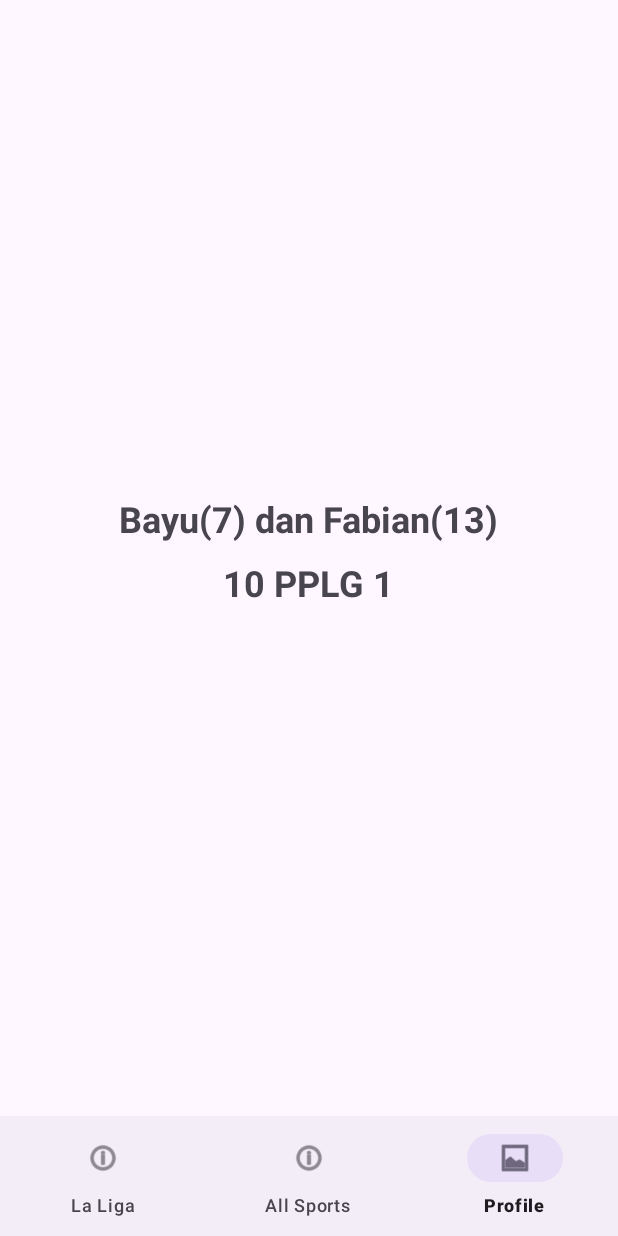
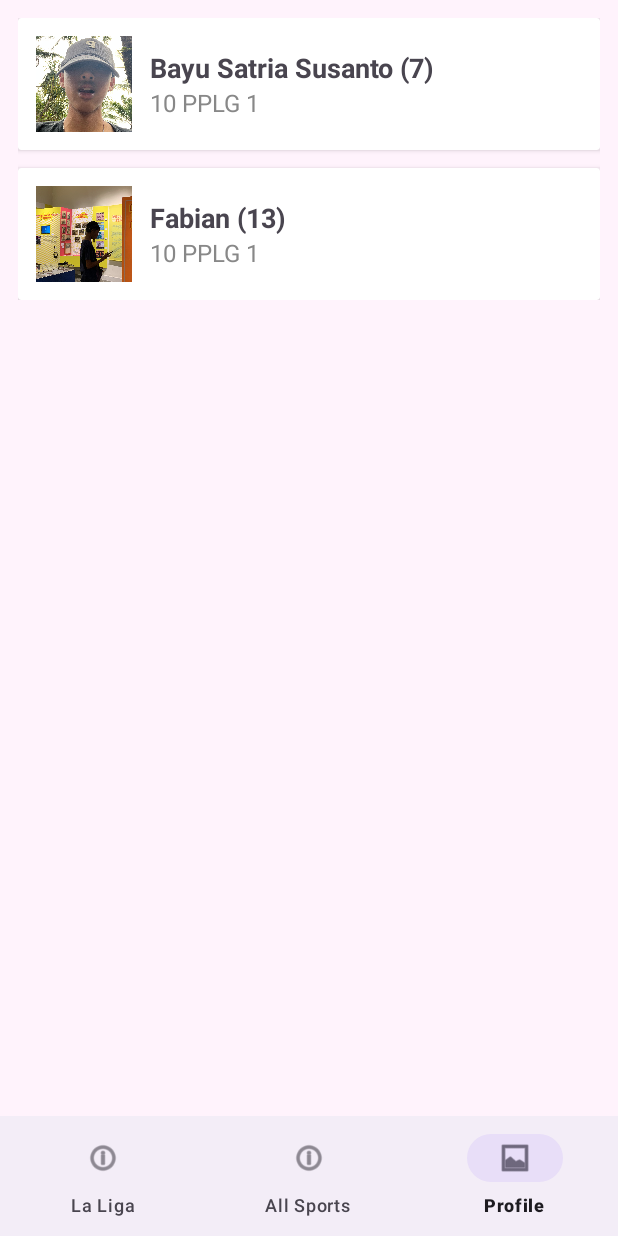
Before and after one commit to vooxza/PAS_Genap_7_13, an Android app: the screen it shows after launch (MainActivity), item 3 of the bottom bar chosen, on a phone screen of 412 x 824 dp. Run offline under Robolectric (Android 15) with nearby library versions, the phone set to English and light mode, and no system bars; 1 statement that could not run was skipped.

Commit message:
PAS_Genap_7_13

```diff
--- a/app/src/main/res/layout/fragment_notifications.xml
+++ b/app/src/main/res/layout/fragment_notifications.xml
@@ -1,24 +1,104 @@
-<!-- res/layout/fragment_home.xml -->
-<LinearLayout xmlns:android="http://schemas.android.com/apk/res/android"
+<ScrollView xmlns:android="http://schemas.android.com/apk/res/android"
     android:layout_width="match_parent"
     android:layout_height="match_parent"
-    android:gravity="center"
+    android:background="#FFF3FC"
+    android:padding="12dp">
+
+    <LinearLayout
+        android:layout_width="match_parent"
+        android:layout_height="wrap_content"
         android:orientation="vertical">
 
+        <!-- Profil 1 -->
+        <androidx.cardview.widget.CardView
+            android:layout_width="match_parent"
+            android:layout_height="wrap_content"
+            android:layout_marginBottom="12dp"
+            android:elevation="4dp"
+            android:radius="12dp">
+
+            <LinearLayout
+                android:layout_width="match_parent"
+                android:layout_height="wrap_content"
+                android:orientation="horizontal"
+                android:padding="12dp"
+                android:gravity="center_vertical">
+
+                <ImageView
+                    android:layout_width="64dp"
+                    android:layout_height="64dp"
+                    android:src="@drawable/topibayu"
+                    android:scaleType="centerCrop"
+                    android:layout_marginEnd="12dp"
+                    android:background="@android:color/darker_gray"
+                    android:contentDescription="Foto Bayu" />
+
+                <LinearLayout
+                    android:layout_width="wrap_content"
+                    android:layout_height="wrap_content"
+                    android:orientation="vertical">
 
                     <TextView
-        android:text="Bayu(7) dan Fabian(13)"
-        android:textSize="24sp"
-        android:textStyle="bold"
                         android:layout_width="wrap_content"
-        android:layout_height="wrap_content"/>
+                        android:layout_height="wrap_content"
+                        android:text="Bayu Satria Susanto (7)"
+                        android:textSize="18sp"
+                        android:textStyle="bold" />
 
                     <TextView
+                        android:layout_width="wrap_content"
+                        android:layout_height="wrap_content"
                         android:text="10 PPLG 1"
-        android:textSize="24sp"
-        android:textStyle="bold"
-        android:layout_margin="10dp"
+                        android:textSize="16sp"
+                        android:textColor="#888888" />
+                </LinearLayout>
+            </LinearLayout>
+        </androidx.cardview.widget.CardView>
+
+        <!-- Profil 2 -->
+        <androidx.cardview.widget.CardView
+            android:layout_width="match_parent"
+            android:layout_height="wrap_content"
+            android:elevation="4dp"
+            android:radius="12dp">
+
+            <LinearLayout
+                android:layout_width="match_parent"
+                android:layout_height="wrap_content"
+                android:orientation="horizontal"
+                android:padding="12dp"
+                android:gravity="center_vertical">
+
+                <ImageView
+                    android:layout_width="64dp"
+                    android:layout_height="64dp"
+                    android:src="@drawable/fabian"
+                    android:scaleType="centerCrop"
+                    android:layout_marginEnd="12dp"
+                    android:background="@android:color/darker_gray"
+                    android:contentDescription="Foto Fabian" />
+
+                <LinearLayout
                     android:layout_width="wrap_content"
-        android:layout_height="wrap_content"/>
+                    android:layout_height="wrap_content"
+                    android:orientation="vertical">
+
+                    <TextView
+                        android:layout_width="wrap_content"
+                        android:layout_height="wrap_content"
+                        android:text="Fabian (13)"
+                        android:textSize="18sp"
+                        android:textStyle="bold" />
+
+                    <TextView
+                        android:layout_width="wrap_content"
+                        android:layout_height="wrap_content"
+                        android:text="10 PPLG 1"
+                        android:textSize="16sp"
+                        android:textColor="#888888" />
+                </LinearLayout>
+            </LinearLayout>
+        </androidx.cardview.widget.CardView>
 
     </LinearLayout>
+</ScrollView>
```
Also changed, not shown: app/src/main/res/drawable/fabian.jpg (added), app/src/main/res/drawable/fotoFabian.png (deleted), app/src/main/res/drawable/topibayu.jpg (added). Lines whose indentation alone changed are shown as unchanged.
